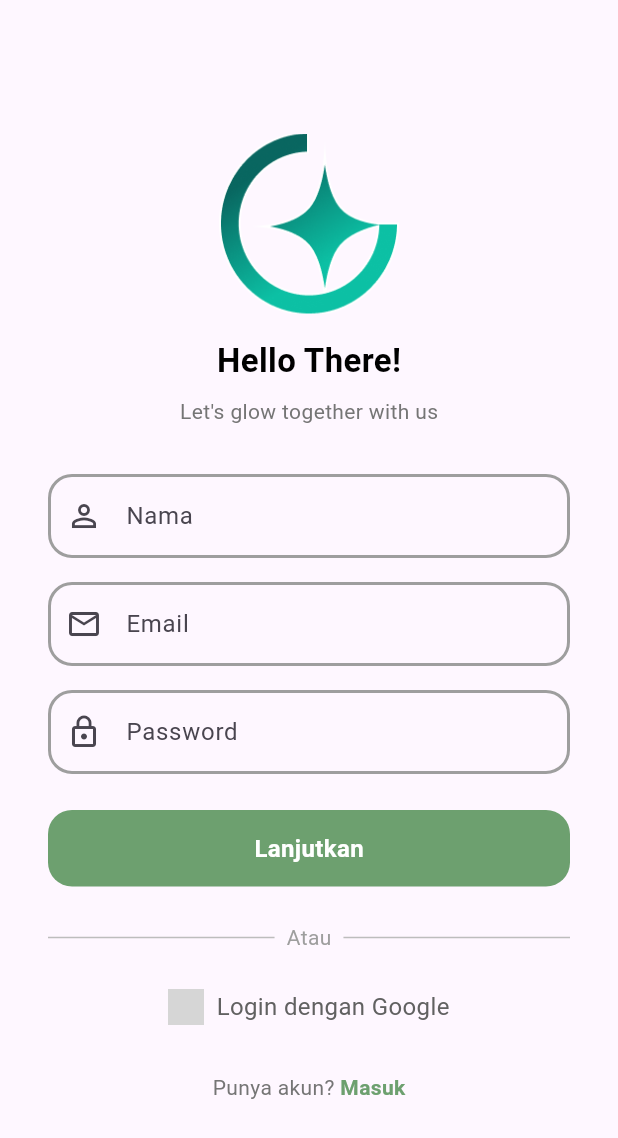
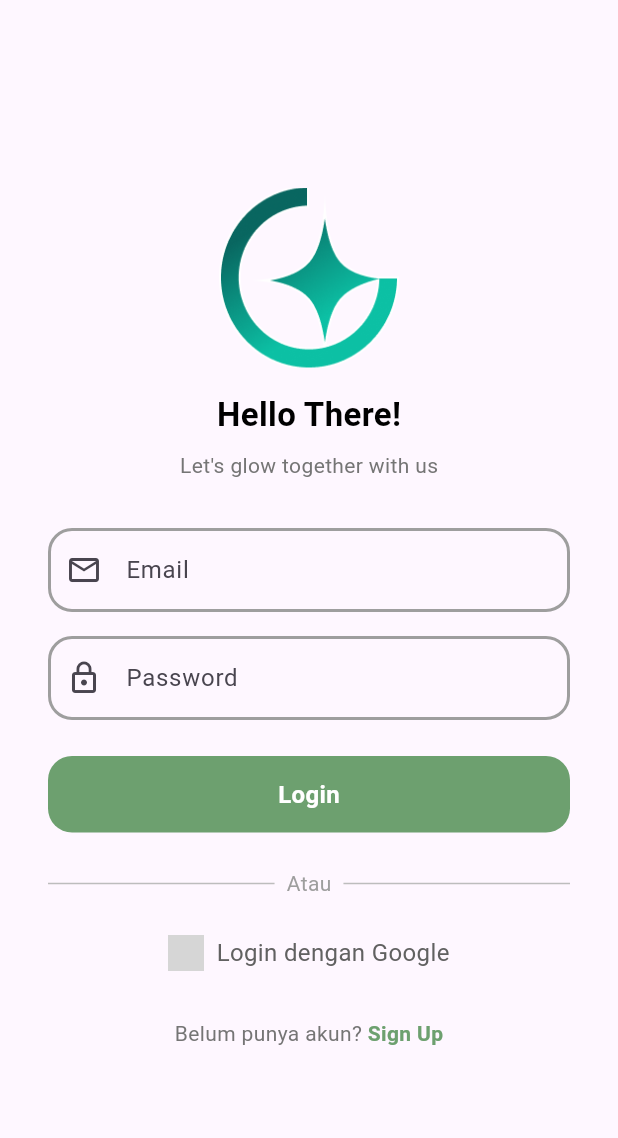
Before and after one commit to aryachandrak/PBL-Semester-5, a Flutter app: the WelcomeScreen4 screen opened directly, after a tap on an icon or button, on a phone screen of 412 x 824 dp. Shown: the top 1138 px of the screen. Run offline on Flutter 3.47's test engine with Material 3 defaults, Android fonts, the phone set to English and light mode, and no system bars; our stand-ins replace camera, firebase_auth, firebase_core, gap, google_fonts, sqflite; missing offline and left inert: external_path, media_scanner; accounts and stored records are empty; network calls fail; grey boxes are pictures that could not be loaded.

Commit message:
menambah login and logout

```diff
--- a/app_flutter/lib/views/auth/sign_up_page.dart
+++ b/app_flutter/lib/views/auth/login_page.dart
@@ -1,10 +1,26 @@
 import 'dart:developer' as developer;
+import 'package:firebase_auth/firebase_auth.dart';
 import 'package:flutter/material.dart';
 import 'package:plugin_camera/provider/navigation_provider.dart';
 import 'package:provider/provider.dart';
 
-class SignUpPage extends StatelessWidget {
-  const SignUpPage({super.key});
+class LoginPage extends StatefulWidget {
+  const LoginPage({super.key});
+
+  @override
+  State<LoginPage> createState() => _LoginPageState();
+}
+
+class _LoginPageState extends State<LoginPage> {
+  TextEditingController email = TextEditingController();
+  TextEditingController password = TextEditingController();
+  bool isLoading = false;
+
+  signIn() async {
+    await FirebaseAuth.instance
+        .signInWithEmailAndPassword(email: email.text, password: password.text);
+  }
+
   @override
   Widget build(BuildContext context) {
     return Scaffold(
@@ -60,34 +76,9 @@ class SignUpPage extends StatelessWidget {
             ),
             const SizedBox(height: 32),
             // Nama Field
-            // Nama Field
-            TextField(
-              decoration: InputDecoration(
-                prefixIcon: const Icon(Icons.person_outline),
-                labelText: 'Nama',
-                border: OutlineInputBorder(
-                  borderRadius: BorderRadius.circular(16),
-                ),
-                enabledBorder: OutlineInputBorder(
-                  borderSide: const BorderSide(
-                    color: Colors.grey, // Warna border abu-abu saat tidak fokus
-                    width: 2.0, // Ketebalan border
-                  ),
-                  borderRadius: BorderRadius.circular(16),
-                ),
-                focusedBorder: OutlineInputBorder(
-                  borderSide: const BorderSide(
-                    color: Colors.grey, // Warna border abu-abu saat fokus
-                    width: 3.0, // Ketebalan border lebih tebal saat fokus
-                  ),
-                  borderRadius: BorderRadius.circular(16),
-                ),
-              ),
-            ),
-
-            const SizedBox(height: 16),
 // Email Field
             TextField(
+              controller: email,
               decoration: InputDecoration(
                 prefixIcon: const Icon(Icons.email_outlined),
                 labelText: 'Email',
@@ -114,6 +105,7 @@ class SignUpPage extends StatelessWidget {
             const SizedBox(height: 16),
 // Password Field
             TextField(
+              controller: password,
               obscureText: true,
               decoration: InputDecoration(
                 prefixIcon: const Icon(Icons.lock_outline),
@@ -141,11 +133,32 @@ class SignUpPage extends StatelessWidget {
             const SizedBox(height: 24),
             // Tombol Lanjutkan
             GestureDetector(
-              onTap: () {
-                context.read<NavigationProvider>().navigateToPage(
-                      context,
-                      'Home',
-                    );
+              onTap: () async {
+                setState(() {
+                  isLoading = true;
+                });
+                try {
+                  await signIn();
+                  context.read<NavigationProvider>().navigateToPage(
+                        context,
+                        'Home',
+                      );
+                } catch (e) {
+                  print("Error saat login: $e");
+                  showDialog(
+                    context: context,
+                    builder: (context) => AlertDialog(
+                      title: Text("Login Gagal"),
+                      content: Text(e.toString()),
+                      actions: [
+                        TextButton(
+                          onPressed: () => Navigator.pop(context),
+                          child: Text("OK"),
+                        ),
+                      ],
+                    ),
+                  );
+                }
               },
               child: Container(
                 decoration: BoxDecoration(
@@ -156,7 +169,7 @@ class SignUpPage extends StatelessWidget {
                     vertical: 14), // Padding dalam tombol
                 child: const Center(
                   child: Text(
-                    'Lanjutkan',
+                    'Login',
                     style: TextStyle(
                       fontSize: 16,
                       fontWeight: FontWeight.bold,
@@ -223,7 +236,7 @@ class SignUpPage extends StatelessWidget {
                 mainAxisAlignment: MainAxisAlignment.center,
                 children: [
                   Text(
-                    'Punya akun? ',
+                    'Belum punya akun? ',
                     style: TextStyle(
                       color: Colors.grey[600],
                     ),
@@ -235,7 +248,7 @@ class SignUpPage extends StatelessWidget {
                           .navigateToPage(context, 'Home');
                     },
                     child: const Text(
-                      'Masuk',
+                      'Sign Up',
                       style: TextStyle(
                         fontWeight: FontWeight.bold,
                         color: Color(0xFF6DA06F),
--- a/app_flutter/lib/views/welcome/welcome_screen4.dart
+++ b/app_flutter/lib/views/welcome/welcome_screen4.dart
@@ -1,6 +1,6 @@
 import 'package:flutter/material.dart';
 import 'package:google_fonts/google_fonts.dart';
-import 'package:plugin_camera/views/auth/sign_up_page.dart';
+import 'package:plugin_camera/views/auth/login_page.dart';
 
 class WelcomeScreen4 extends StatelessWidget {
   const WelcomeScreen4({super.key});
@@ -90,7 +90,7 @@ class WelcomeScreen4 extends StatelessWidget {
                       Navigator.push(
                         context,
                         MaterialPageRoute(
-                            builder: (context) => const SignUpPage()),
+                            builder: (context) => const LoginPage()),
                       );
                     },
                     style: ElevatedButton.styleFrom(
```
Also changed, not shown: app_flutter/lib/provider/navigation_provider.dart (+15 -11 lines), app_flutter/lib/views/profile_page.dart (+60 -12 lines), app_flutter/lib/widgets/profileOption_widget.dart (deleted, +0 -33 lines), app_flutter/lib/widgets/profile_option_widget.dart (added, +27 -0 lines).
